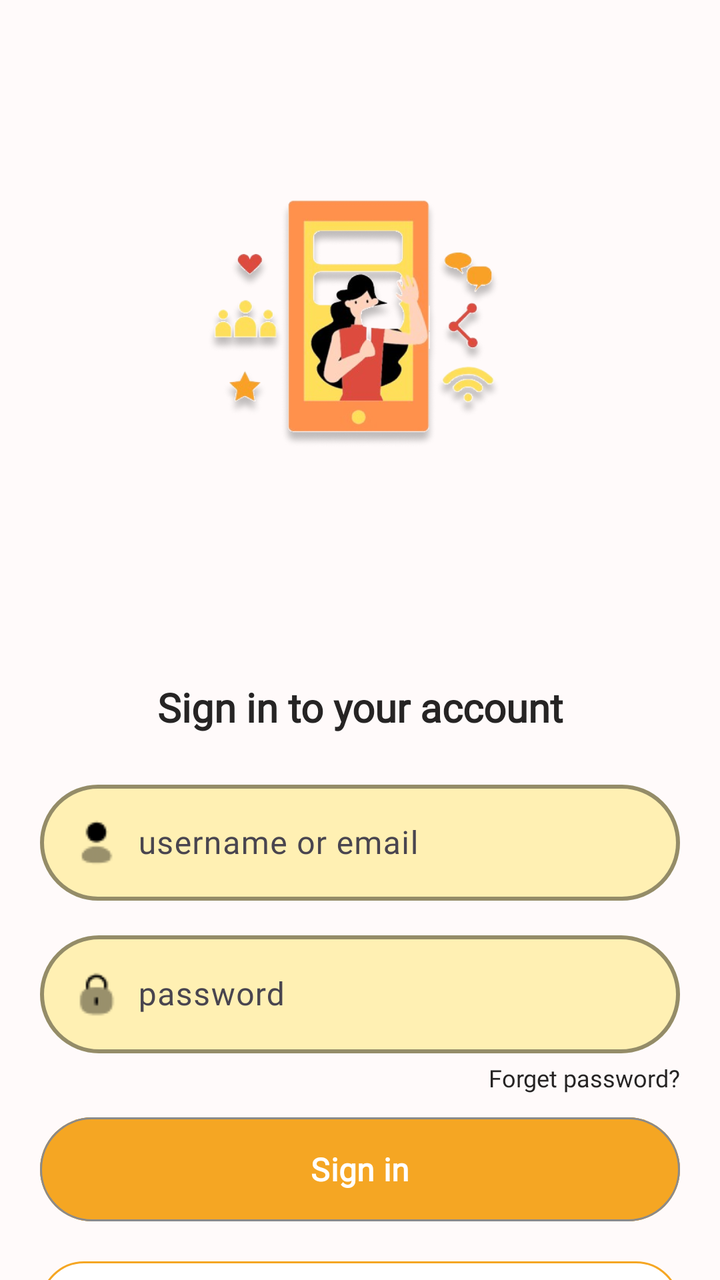
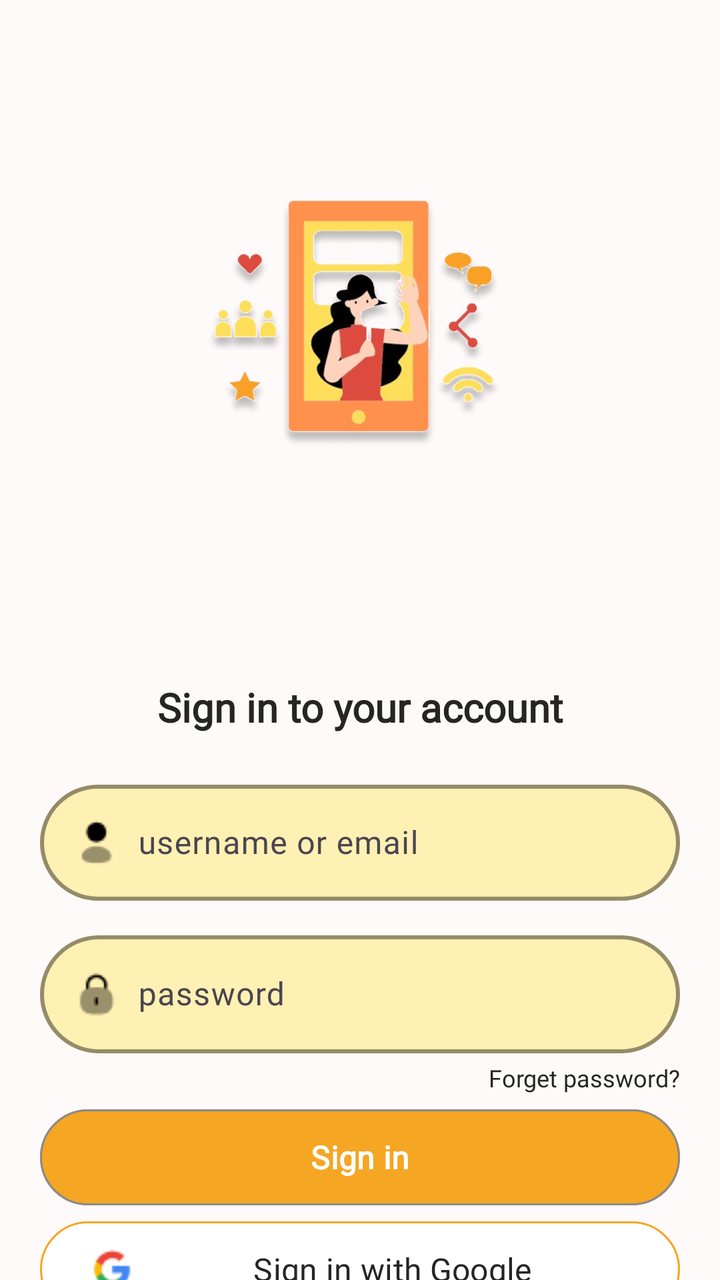

The first picture is an Android layout as it rendered before a commit; the second is the same layout after the commit. The layout source and the unified diff follow.
<!-- AndroidManifest.xml: application theme Theme.Radiate -->
<!-- res/layout/activity_signin_page.xml -->
<?xml version="1.0" encoding="utf-8"?>
<androidx.constraintlayout.widget.ConstraintLayout xmlns:android="http://schemas.android.com/apk/res/android"
    xmlns:app="http://schemas.android.com/apk/res-auto"
    xmlns:tools="http://schemas.android.com/tools"
    android:id="@+id/main"
    android:layout_width="match_parent"
    android:layout_height="match_parent"
    tools:context=".SigninPage"
    android:background="@color/softpinkwhitebackground">

    <ImageView
        android:id="@+id/imageSignin"
        android:layout_width="200dp"
        android:layout_height="200dp"
        android:layout_marginTop="60dp"
        android:src="@drawable/loginphoto"
        app:layout_constraintTop_toTopOf="parent"
        app:layout_constraintStart_toStartOf="parent"
        app:layout_constraintEnd_toEndOf="parent"/>

    <TextView
        android:id="@+id/signinText"
        android:layout_width="wrap_content"
        android:layout_height="wrap_content"
        android:text="@string/signin_intro_text"
        android:fontFamily="@font/opensans"
        android:textColor="@color/black"
        android:textStyle="bold"
        android:textSize="20sp"
        android:layout_marginTop="80dp"
        android:gravity="center"
        app:layout_constraintTop_toBottomOf="@id/imageSignin"
        app:layout_constraintStart_toStartOf="parent"
        app:layout_constraintEnd_toEndOf="parent"/>

    <com.google.android.material.textfield.TextInputLayout
        android:id="@+id/usernameLayoutSignin"
        android:layout_width="match_parent"
        android:layout_height="wrap_content"
        app:boxBackgroundMode="outline"
        app:boxBackgroundColor="@color/pastelyellow"
        app:boxCornerRadiusBottomStart="30dp"
        app:boxCornerRadiusBottomEnd="30dp"
        app:boxCornerRadiusTopEnd="30dp"
        app:boxCornerRadiusTopStart="30dp"
        app:boxStrokeWidth="2dp"
        app:boxStrokeColor="@color/softcoral"
        android:outlineSpotShadowColor="@color/softcoral"
        android:layout_marginTop="20dp"
        android:layout_marginStart="20dp"
        android:layout_marginEnd="20dp"
        app:layout_constraintTop_toBottomOf="@+id/signinText">

        <com.google.android.material.textfield.TextInputEditText
            android:id="@+id/usernameSignin"
            android:layout_width="match_parent"
            android:layout_height="wrap_content"
            android:drawableStart="@drawable/icon_profile"
            android:drawablePadding="8dp"
            android:textSize="16sp"
            android:hint="@string/username_hint_text"
            android:textColorHint="@color/grey"
            android:inputType="textEmailAddress"
            android:textColor="@color/black"
            android:fontFamily="@font/opensans"
            android:maxHeight="52dp"/>

    </com.google.android.material.textfield.TextInputLayout>

    <com.google.android.material.textfield.TextInputLayout
        android:id="@+id/passwordSigninLayout"
        android:layout_width="match_parent"
        android:layout_height="wrap_content"
        app:boxBackgroundMode="outline"
        app:boxBackgroundColor="@color/pastelyellow"
        app:boxCornerRadiusBottomStart="30dp"
        app:boxCornerRadiusBottomEnd="30dp"
        app:boxCornerRadiusTopEnd="30dp"
        app:boxCornerRadiusTopStart="30dp"
        app:boxStrokeWidth="2dp"
        app:boxStrokeColor="@color/softcoral"
        android:layout_marginTop="12dp"
        android:layout_marginStart="20dp"
        android:layout_marginEnd="20dp"
        app:layout_constraintTop_toBottomOf="@+id/usernameLayoutSignin">

        <com.google.android.material.textfield.TextInputEditText
            android:id="@+id/passwordSignin"
            android:layout_width="match_parent"
            android:layout_height="wrap_content"
            android:drawableStart="@drawable/icon_lock"
            android:drawablePadding="8dp"
            android:textSize="16sp"
            android:hint="@string/password_hint_text"
            android:textColorHint="@color/grey"
            android:inputType="textEmailAddress"
            android:textColor="@color/black"
            android:fontFamily="@font/opensans"
            android:maxHeight="52dp"/>

    </com.google.android.material.textfield.TextInputLayout>

    <TextView
        android:layout_width="wrap_content"
        android:layout_height="wrap_content"
        android:text="@string/forget_password_text"
        android:textColor="@color/black"
        android:textSize="12sp"
        android:fontFamily="@font/opensans"
        android:layout_marginTop="4dp"
        app:layout_constraintEnd_toEndOf="@id/passwordSigninLayout"
        app:layout_constraintTop_toBottomOf="@id/passwordSigninLayout"/>

    <com.google.android.material.button.MaterialButton
        android:id="@+id/btnSignin"
        android:layout_width="match_parent"
        android:layout_height="wrap_content"
        android:text="@string/sign_in_text"
        android:textSize="16sp"
        android:textColor="@color/white"
        android:fontFamily="@font/opensans"
        android:textStyle="bold"
        android:backgroundTint="@color/softcoral"
        app:strokeWidth="1dp"
        app:strokeColor="@color/grey"
        android:minHeight="60dp"
        android:layout_marginStart="20dp"
        android:layout_marginEnd="20dp"
        android:layout_marginTop="28dp"
        app:layout_constraintTop_toBottomOf="@id/passwordSigninLayout"/>

    <com.google.android.material.button.MaterialButton
        android:id="@+id/btnGoogleSignIn"
        android:layout_width="match_parent"
        android:layout_height="wrap_content"
        android:minHeight="52dp"
        app:strokeColor="@color/softcoral"
        app:strokeWidth="1dp"
        android:backgroundTint="@color/white"
        android:drawableLeft="@drawable/google_logo"
        android:text="Sign in with Google"
        android:textSize="16sp"
        android:textColor="@color/black"
        android:fontFamily="@font/opensans"
        app:rippleColor="@color/softcoral"
        android:drawablePadding="8dp"
        android:layout_marginTop="12dp"
        android:layout_marginStart="20dp"
        android:layout_marginEnd="20dp"
        app:layout_constraintTop_toBottomOf="@+id/btnSignin"/>

    <View
        android:id="@+id/lineSignIn"
        android:layout_width="match_parent"
        android:layout_height="2dp"
        android:background="@color/grey"
        android:layout_marginLeft="20dp"
        android:layout_marginRight="20dp"
        android:layout_marginTop="12dp"
        app:layout_constraintTop_toBottomOf="@id/btnGoogleSignIn"/>

    <TextView
        android:id="@+id/textNewToRadiate"
        android:layout_width="wrap_content"
        android:layout_height="wrap_content"
        android:text="@string/register_text"
        android:textSize="12sp"
        android:fontFamily="@font/opensans"
        android:textColor="@color/black"
        android:layout_marginTop="4dp"
        app:layout_constraintTop_toBottomOf="@+id/lineSignIn"
        app:layout_constraintStart_toStartOf="parent"
        app:layout_constraintEnd_toEndOf="parent"/>

    <com.google.android.material.button.MaterialButton
        android:id="@+id/btnRegisterHere"
        android:layout_width="match_parent"
        android:layout_height="wrap_content"
        android:minHeight="52dp"
        android:text="@string/register_button_text"
        android:textColor="@color/black"
        android:textSize="16sp"
        android:fontFamily="@font/opensans"
        android:backgroundTint="@color/pastelyellow"
        app:strokeWidth="1dp"
        app:strokeColor="@color/softcoral"
        android:layout_marginTop="2dp"
        android:layout_marginStart="20dp"
        android:layout_marginEnd="20dp"
        app:layout_constraintTop_toBottomOf="@id/textNewToRadiate"/>

</androidx.constraintlayout.widget.ConstraintLayout>
<!-- resources referenced by this layout -->
<resources>
  <color name="black">#262424</color>
  <color name="grey">#8A8A8A</color>
  <color name="pastelyellow">#FFF0B3</color>
  <color name="softcoral">#F5A623</color>
  <color name="softpinkwhitebackground">#FFFAFA</color>
  <color name="white">#FFFFFFFF</color>
  <!-- drawable google_logo: png bitmap (drawable, 851 bytes) -->
  <!-- drawable icon_lock: png bitmap (drawable, 419 bytes) -->
  <!-- drawable icon_profile: png bitmap (drawable, 371 bytes) -->
  <!-- drawable loginphoto: png bitmap (drawable, 248317 bytes) -->
  <string name="forget_password_text">Forget password?</string>
  <string name="password_hint_text">password</string>
  <string name="register_button_text">Register Here</string>
  <string name="register_text">New to Radiate?</string>
  <string name="sign_in_text">Sign in</string>
  <string name="signin_intro_text">Sign in to your account</string>
  <string name="username_hint_text">username or email</string>
  <style name="Theme.Radiate" parent="Base.Theme.Radiate" />
  <style name="Base.Theme.Radiate" parent="Theme.Material3.DayNight.NoActionBar">
          
          
      </style>
</resources>

<!-- the commit's change to res/layout/activity_signin_page.xml (unified diff, before → after) -->
@@ -101,6 +101,7 @@
     </com.google.android.material.textfield.TextInputLayout>
 
     <TextView
+        android:id="@+id/txtForgetPassword"
         android:layout_width="wrap_content"
         android:layout_height="wrap_content"
         android:text="@string/forget_password_text"
@@ -115,6 +116,9 @@
         android:id="@+id/btnSignin"
         android:layout_width="match_parent"
         android:layout_height="wrap_content"
+        android:insetTop="0dp"
+        android:insetBottom="0dp"
+        android:minHeight="48dp"
         android:text="@string/sign_in_text"
         android:textSize="16sp"
         android:textColor="@color/white"
@@ -123,7 +127,6 @@
         android:backgroundTint="@color/softcoral"
         app:strokeWidth="1dp"
         app:strokeColor="@color/grey"
-        android:minHeight="60dp"
         android:layout_marginStart="20dp"
         android:layout_marginEnd="20dp"
         android:layout_marginTop="28dp"
@@ -133,7 +136,9 @@
         android:id="@+id/btnGoogleSignIn"
         android:layout_width="match_parent"
         android:layout_height="wrap_content"
-        android:minHeight="52dp"
+        android:insetTop="0dp"
+        android:insetBottom="0dp"
+        android:minHeight="48dp"
         app:strokeColor="@color/softcoral"
         app:strokeWidth="1dp"
         android:backgroundTint="@color/white"
@@ -144,7 +149,7 @@
         android:fontFamily="@font/opensans"
         app:rippleColor="@color/softcoral"
         android:drawablePadding="8dp"
-        android:layout_marginTop="12dp"
+        android:layout_marginTop="8dp"
         android:layout_marginStart="20dp"
         android:layout_marginEnd="20dp"
         app:layout_constraintTop_toBottomOf="@+id/btnSignin"/>
@@ -176,7 +181,9 @@
         android:id="@+id/btnRegisterHere"
         android:layout_width="match_parent"
         android:layout_height="wrap_content"
-        android:minHeight="52dp"
+        android:insetTop="0dp"
+        android:insetBottom="0dp"
+        android:minHeight="48dp"
         android:text="@string/register_button_text"
         android:textColor="@color/black"
         android:textSize="16sp"
